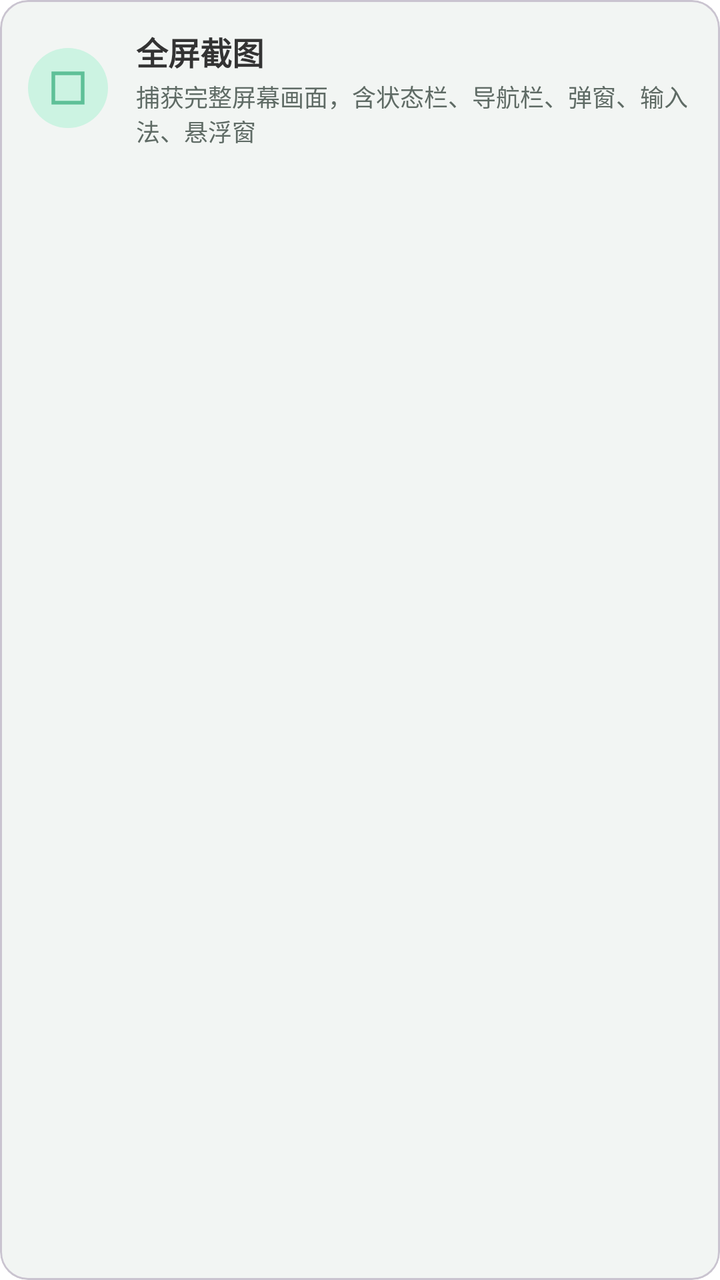
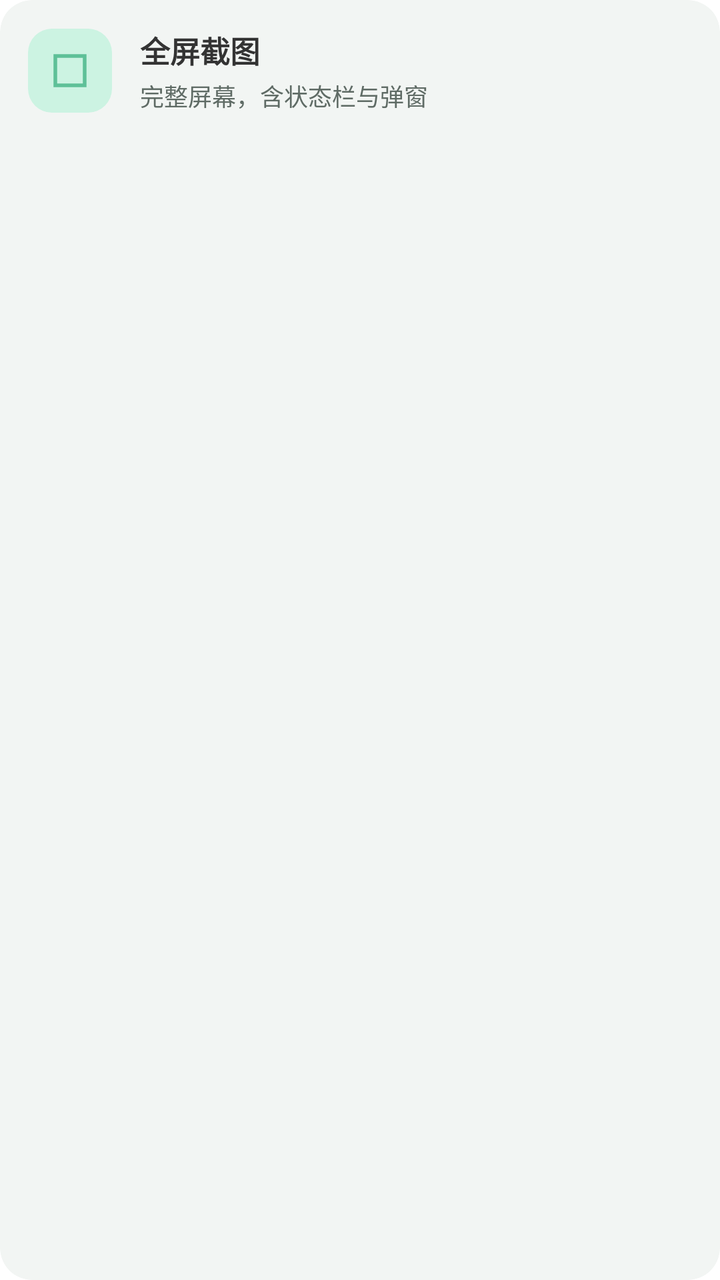

An Android layout rendered at two revisions. The XML below is the earlier revision; the diff shows what the commit changed to produce the second picture.
<!-- AndroidManifest.xml: application theme Theme.PureShot -->
<!-- res/layout/item_mode.xml -->
<?xml version="1.0" encoding="utf-8"?>
<com.google.android.material.card.MaterialCardView xmlns:android="http://schemas.android.com/apk/res/android"
    xmlns:app="http://schemas.android.com/apk/res-auto"
    android:id="@+id/mode_card"
    android:layout_width="match_parent"
    android:layout_height="wrap_content"
    android:layout_marginBottom="10dp"
    android:clickable="true"
    android:focusable="true"
    app:cardBackgroundColor="?attr/colorSurfaceVariant"
    app:cardCornerRadius="14dp"
    app:cardElevation="0dp">

    <LinearLayout
        android:layout_width="match_parent"
        android:layout_height="wrap_content"
        android:gravity="center_vertical"
        android:orientation="horizontal"
        android:padding="14dp">

        <ImageView
            android:id="@+id/mode_icon"
            android:layout_width="40dp"
            android:layout_height="40dp"
            android:background="@drawable/bg_mode_icon"
            android:contentDescription="@null"
            android:padding="9dp"
            android:src="@drawable/ic_mode_full"
            app:tint="@color/brand_primary" />

        <LinearLayout
            android:layout_width="0dp"
            android:layout_height="wrap_content"
            android:layout_marginStart="14dp"
            android:layout_weight="1"
            android:orientation="vertical">

            <TextView
                android:id="@+id/mode_title"
                android:layout_width="wrap_content"
                android:layout_height="wrap_content"
                android:text="@string/mode_full"
                android:textColor="?attr/colorOnSurface"
                android:textSize="16sp"
                android:textStyle="bold" />

            <TextView
                android:id="@+id/mode_desc"
                android:layout_width="match_parent"
                android:layout_height="wrap_content"
                android:layout_marginTop="2dp"
                android:text="@string/mode_full_desc"
                android:textColor="?attr/colorOnSurfaceVariant"
                android:textSize="12sp" />
        </LinearLayout>
    </LinearLayout>
</com.google.android.material.card.MaterialCardView>
<!-- resources referenced by this layout -->
<resources>
  <color name="brand_primary">#009458</color>
  <!-- drawable bg_mode_icon (drawable) -->
  <?xml version="1.0" encoding="utf-8"?>
  <shape xmlns:android="http://schemas.android.com/apk/res/android"
      android:shape="oval">
      <solid android:color="@color/app_primary_container" />
  </shape>
  <!-- drawable ic_mode_full (drawable) -->
  <?xml version="1.0" encoding="utf-8"?>
  <vector xmlns:android="http://schemas.android.com/apk/res/android"
      android:width="24dp" android:height="24dp" android:viewportWidth="24" android:viewportHeight="24">
      <path android:fillColor="@color/icon_tint"
          android:pathData="M5,5h14v14H5V5zM3,3v18h18V3H3z" />
  </vector>
  <string name="mode_full">全屏截图</string>
  <string name="mode_full_desc">捕获完整屏幕画面，含状态栏、导航栏、弹窗、输入法、悬浮窗</string>
  <style name="Theme.PureShot" parent="Theme.Material3.DayNight.NoActionBar">
          <item name="colorPrimary">@color/app_primary</item>
          <item name="colorOnPrimary">@color/app_on_primary</item>
          <item name="colorPrimaryContainer">@color/app_primary_container</item>
          <item name="colorOnPrimaryContainer">@color/app_on_primary_container</item>
          <item name="colorSecondary">@color/app_secondary</item>
          <item name="colorOnSecondary">@color/app_on_secondary</item>
          <item name="android:colorBackground">@color/app_background</item>
          <item name="colorOnBackground">@color/app_on_background</item>
          <item name="colorSurface">@color/app_surface</item>
          <item name="colorOnSurface">@color/app_on_surface</item>
          <item name="colorSurfaceVariant">@color/app_surface_variant</item>
          <item name="colorOnSurfaceVariant">@color/app_on_surface_variant</item>
          <item name="colorOutline">@color/app_outline</item>
          <item name="android:statusBarColor">@color/app_background</item>
          <item name="android:navigationBarColor">@color/app_background</item>
          <item name="android:windowLightStatusBar">@bool/light_status_bar</item>
          <item name="materialAlertDialogTheme">@style/Theme.PureShot.Dialog.Alert</item>
      </style>
  <color name="app_primary_container">#CCF3E2</color>
  <color name="icon_tint">#8A333333</color>
  <color name="app_primary">@color/brand_primary</color>
  <color name="app_on_primary">#FFFFFF</color>
  <color name="app_on_primary_container">#00341D</color>
  <color name="app_secondary">@color/brand_light_green</color>
  <color name="app_on_secondary">#FFFFFF</color>
  <color name="app_background">#FFFFFF</color>
  <color name="app_on_background">#333333</color>
  <color name="app_surface">#FFFFFF</color>
  <color name="app_on_surface">#333333</color>
  <color name="app_surface_variant">#F2F5F3</color>
  <color name="app_on_surface_variant">#5F6B65</color>
  <color name="app_outline">#C3CCC7</color>
  <style name="Theme.PureShot.Dialog.Alert" parent="ThemeOverlay.Material3.MaterialAlertDialog" />
  <color name="brand_light_green">#34B97C</color>
</resources>

<!-- the commit's change to res/layout/item_mode.xml (unified diff, before → after) -->
@@ -2,31 +2,30 @@
 <com.google.android.material.card.MaterialCardView xmlns:android="http://schemas.android.com/apk/res/android"
     xmlns:app="http://schemas.android.com/apk/res-auto"
     android:id="@+id/mode_card"
+    style="@style/Widget.PureShot.Card.Action"
     android:layout_width="match_parent"
     android:layout_height="wrap_content"
-    android:layout_marginBottom="10dp"
-    android:clickable="true"
-    android:focusable="true"
-    app:cardBackgroundColor="?attr/colorSurfaceVariant"
-    app:cardCornerRadius="14dp"
-    app:cardElevation="0dp">
+    android:layout_marginBottom="10dp">
 
     <LinearLayout
         android:layout_width="match_parent"
         android:layout_height="wrap_content"
         android:gravity="center_vertical"
         android:orientation="horizontal"
-        android:padding="14dp">
+        android:paddingStart="14dp"
+        android:paddingTop="14dp"
+        android:paddingEnd="14dp"
+        android:paddingBottom="14dp">
 
         <ImageView
             android:id="@+id/mode_icon"
-            android:layout_width="40dp"
-            android:layout_height="40dp"
-            android:background="@drawable/bg_mode_icon"
+            android:layout_width="42dp"
+            android:layout_height="42dp"
+            android:background="@drawable/bg_icon_tile"
             android:contentDescription="@null"
-            android:padding="9dp"
+            android:padding="10dp"
             android:src="@drawable/ic_mode_full"
-            app:tint="@color/brand_primary" />
+            app:tint="?attr/colorPrimary" />
 
         <LinearLayout
             android:layout_width="0dp"
@@ -41,14 +40,16 @@
                 android:layout_height="wrap_content"
                 android:text="@string/mode_full"
                 android:textColor="?attr/colorOnSurface"
-                android:textSize="16sp"
+                android:textSize="15sp"
                 android:textStyle="bold" />
 
             <TextView
                 android:id="@+id/mode_desc"
                 android:layout_width="match_parent"
                 android:layout_height="wrap_content"
-                android:layout_marginTop="2dp"
+                android:layout_marginTop="3dp"
+                android:ellipsize="end"
+                android:maxLines="2"
                 android:text="@string/mode_full_desc"
                 android:textColor="?attr/colorOnSurfaceVariant"
                 android:textSize="12sp" />
<!-- resource entries referenced after the edit -->
@@ -1,12 +1,13 @@
 <!-- resources referenced by this layout -->
 <resources>
-  <color name="brand_primary">#009458</color>
-  <!-- drawable bg_mode_icon (drawable) -->
+  <!-- drawable bg_icon_tile (drawable) -->
   <?xml version="1.0" encoding="utf-8"?>
   <shape xmlns:android="http://schemas.android.com/apk/res/android"
-      android:shape="oval">
+      android:shape="rectangle">
+      <corners android:radius="12dp" />
       <solid android:color="@color/app_primary_container" />
   </shape>
+  <color name="brand_primary">#009458</color>
   <!-- drawable ic_mode_full (drawable) -->
   <?xml version="1.0" encoding="utf-8"?>
   <vector xmlns:android="http://schemas.android.com/apk/res/android"
@@ -15,7 +16,12 @@
           android:pathData="M5,5h14v14H5V5zM3,3v18h18V3H3z" />
   </vector>
   <string name="mode_full">全屏截图</string>
-  <string name="mode_full_desc">捕获完整屏幕画面，含状态栏、导航栏、弹窗、输入法、悬浮窗</string>
+  <string name="mode_full_desc">完整屏幕，含状态栏与弹窗</string>
+  <style name="Widget.PureShot.Card.Action" parent="Widget.PureShot.Card">
+          <item name="android:clickable">true</item>
+          <item name="android:focusable">true</item>
+          <item name="android:foreground">?attr/selectableItemBackground</item>
+      </style>
   <style name="Theme.PureShot" parent="Theme.Material3.DayNight.NoActionBar">
           <item name="colorPrimary">@color/app_primary</item>
           <item name="colorOnPrimary">@color/app_on_primary</item>
@@ -37,6 +43,14 @@
       </style>
   <color name="app_primary_container">#CCF3E2</color>
   <color name="icon_tint">#8A333333</color>
+  <style name="Widget.PureShot.Card" parent="Widget.Material3.CardView.Filled">
+          <item name="cardBackgroundColor">?attr/colorSurfaceVariant</item>
+          <item name="cardCornerRadius">16dp</item>
+          <item name="cardElevation">0dp</item>
+          <item name="cardPreventCornerOverlap">true</item>
+          <item name="android:clickable">false</item>
+          <item name="android:focusable">false</item>
+      </style>
   <color name="app_primary">@color/brand_primary</color>
   <color name="app_on_primary">#FFFFFF</color>
   <color name="app_on_primary_container">#00341D</color>
